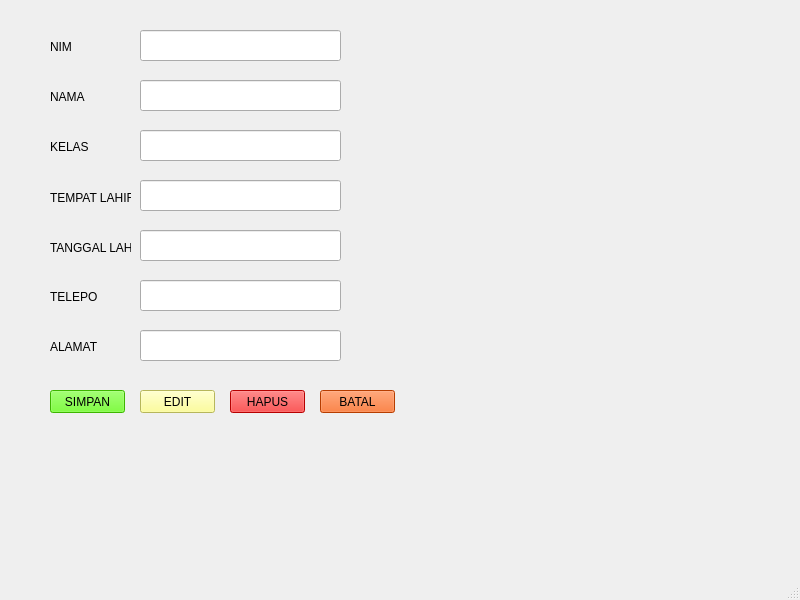
This is pertemuan 4/profile.ui in malaaa1234/Program_Visual_3 as Qt 5 draws it before an edit. The edited form follows.
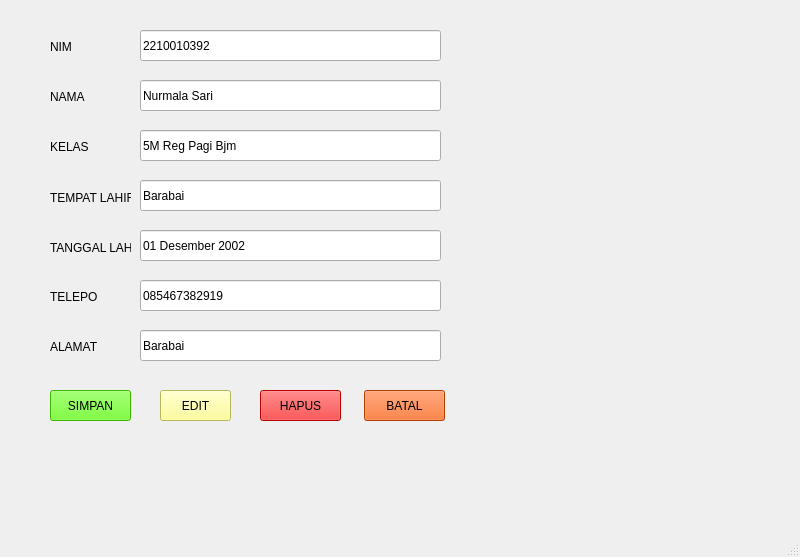
This is the edited form.

```diff
--- a/pertemuan 4/profile.ui
+++ b/pertemuan 4/profile.ui
@@ -7,7 +7,7 @@
     <x>0</x>
     <y>0</y>
     <width>800</width>
-    <height>600</height>
+    <height>557</height>
    </rect>
   </property>
   <property name="windowTitle">
@@ -110,78 +110,99 @@
      <rect>
       <x>140</x>
       <y>30</y>
-      <width>201</width>
+      <width>301</width>
       <height>31</height>
      </rect>
     </property>
+    <property name="text">
+     <string>2210010392</string>
+    </property>
    </widget>
    <widget class="QLineEdit" name="lineEdit_2">
     <property name="geometry">
      <rect>
       <x>140</x>
       <y>80</y>
-      <width>201</width>
+      <width>301</width>
       <height>31</height>
      </rect>
     </property>
+    <property name="text">
+     <string>Nurmala Sari</string>
+    </property>
    </widget>
    <widget class="QLineEdit" name="lineEdit_3">
     <property name="geometry">
      <rect>
       <x>140</x>
       <y>130</y>
-      <width>201</width>
+      <width>301</width>
       <height>31</height>
      </rect>
     </property>
+    <property name="text">
+     <string>5M Reg Pagi Bjm</string>
+    </property>
    </widget>
    <widget class="QLineEdit" name="lineEdit_4">
     <property name="geometry">
      <rect>
       <x>140</x>
       <y>180</y>
-      <width>201</width>
+      <width>301</width>
       <height>31</height>
      </rect>
     </property>
+    <property name="text">
+     <string>Barabai</string>
+    </property>
    </widget>
    <widget class="QLineEdit" name="lineEdit_5">
     <property name="geometry">
      <rect>
       <x>140</x>
       <y>230</y>
-      <width>201</width>
+      <width>301</width>
       <height>31</height>
      </rect>
     </property>
+    <property name="text">
+     <string>01 Desember 2002</string>
+    </property>
    </widget>
    <widget class="QLineEdit" name="lineEdit_6">
     <property name="geometry">
      <rect>
       <x>140</x>
       <y>280</y>
-      <width>201</width>
+      <width>301</width>
       <height>31</height>
      </rect>
     </property>
+    <property name="text">
+     <string>085467382919</string>
+    </property>
    </widget>
    <widget class="QLineEdit" name="lineEdit_7">
     <property name="geometry">
      <rect>
       <x>140</x>
       <y>330</y>
-      <width>201</width>
+      <width>301</width>
       <height>31</height>
      </rect>
     </property>
+    <property name="text">
+     <string>Barabai</string>
+    </property>
    </widget>
    <widget class="QPushButton" name="pushButton">
     <property name="geometry">
      <rect>
       <x>50</x>
       <y>390</y>
-      <width>75</width>
-      <height>23</height>
+      <width>81</width>
+      <height>31</height>
      </rect>
     </property>
     <property name="styleSheet">
@@ -194,10 +215,10 @@
    <widget class="QPushButton" name="pushButton_2">
     <property name="geometry">
      <rect>
-      <x>140</x>
+      <x>160</x>
       <y>390</y>
-      <width>75</width>
-      <height>23</height>
+      <width>71</width>
+      <height>31</height>
      </rect>
     </property>
     <property name="styleSheet">
@@ -210,10 +231,10 @@
    <widget class="QPushButton" name="pushButton_3">
     <property name="geometry">
      <rect>
-      <x>230</x>
+      <x>260</x>
       <y>390</y>
-      <width>75</width>
-      <height>23</height>
+      <width>81</width>
+      <height>31</height>
      </rect>
     </property>
     <property name="styleSheet">
@@ -226,10 +247,10 @@
    <widget class="QPushButton" name="pushButton_4">
     <property name="geometry">
      <rect>
-      <x>320</x>
+      <x>364</x>
       <y>390</y>
-      <width>75</width>
-      <height>23</height>
+      <width>81</width>
+      <height>31</height>
      </rect>
     </property>
     <property name="styleSheet">
```
